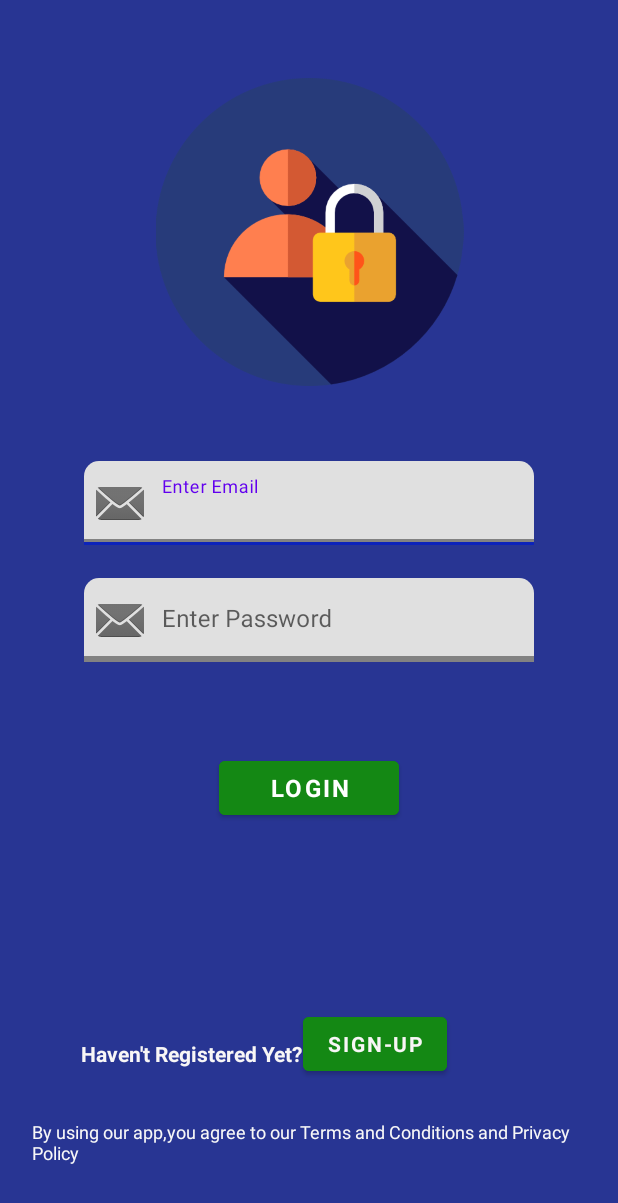
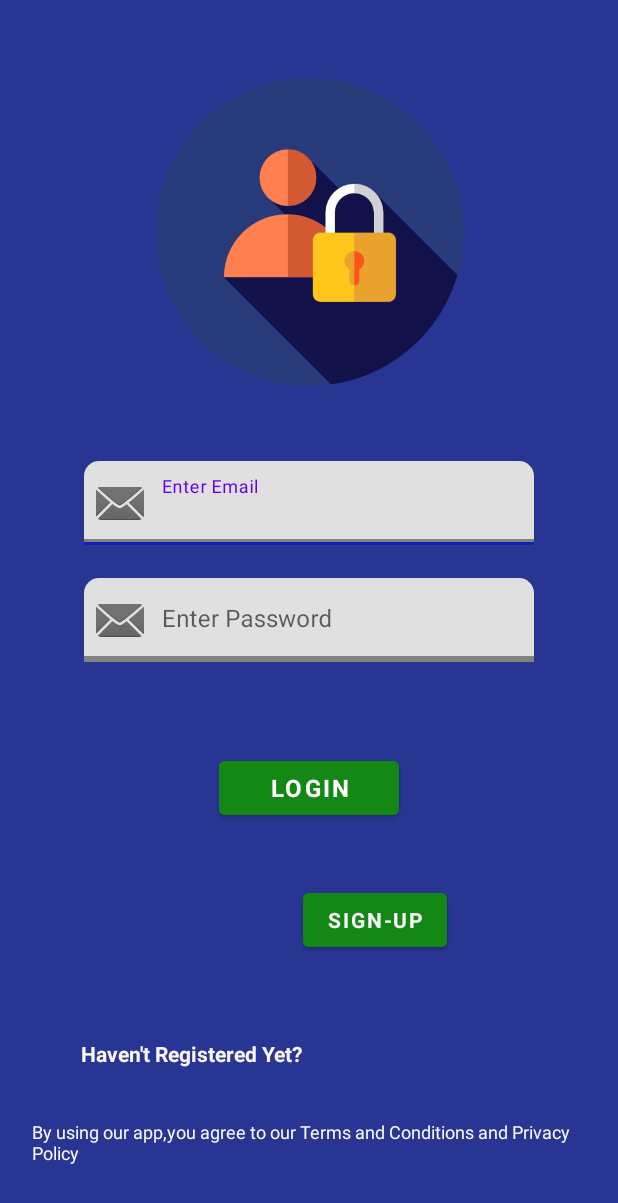
Before and after one commit to saurabh5021/Tweelert, an Android app: the screen it shows after launch (LoginActivity), on a phone screen of 412 x 824 dp. Shown: the top 1203 px of the screen. Run offline under Robolectric (Android 15) with nearby library versions, the phone set to English and light mode, and no system bars; our stand-ins replace Firebase (no records; nobody signed in at launch, a user with empty details on screens opened directly); Roboto replaces fonts that are not available here.

Commit message:
Implemented Login and Registration

```diff
--- a/app/src/main/res/layout/activity_login.xml
+++ b/app/src/main/res/layout/activity_login.xml
@@ -144,7 +144,7 @@
         app:layout_constraintEnd_toEndOf="parent"
         app:layout_constraintHorizontal_bias="0.0"
         app:layout_constraintStart_toEndOf="@+id/textView2"
-        app:layout_constraintTop_toBottomOf="@+id/loginbutton"
+        app:layout_constraintTop_toBottomOf="@+id/loginbutton2"
         app:layout_constraintVertical_bias="0.23" />
 
     <TextView
```
